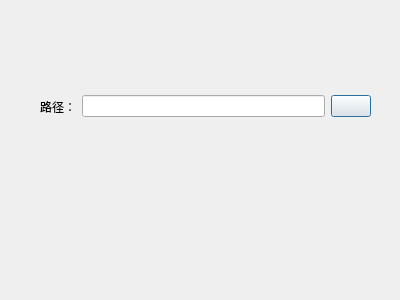
Old version of the form NoraGeneral/UI/noraPathSelectWidget.ui in the repository AnonCountercurrent/NoraSkinningMethodCollection.
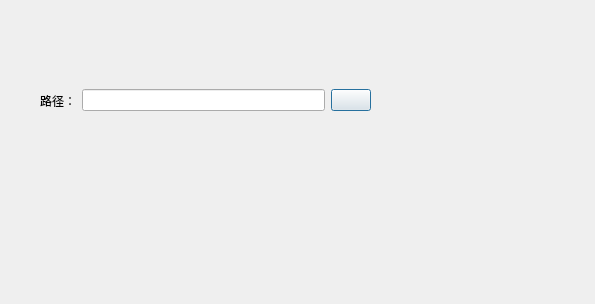
New version of the form.

```diff
--- a/NoraGeneral/UI/noraPathSelectWidget.ui
+++ b/NoraGeneral/UI/noraPathSelectWidget.ui
@@ -6,8 +6,8 @@
    <rect>
     <x>0</x>
     <y>0</y>
-    <width>400</width>
-    <height>300</height>
+    <width>595</width>
+    <height>304</height>
    </rect>
   </property>
   <property name="windowTitle">
@@ -19,7 +19,7 @@
      <x>40</x>
      <y>70</y>
      <width>331</width>
-     <height>73</height>
+     <height>61</height>
     </rect>
    </property>
    <layout class="QHBoxLayout" name="noraPathSelectHorizontalLayout">
```
